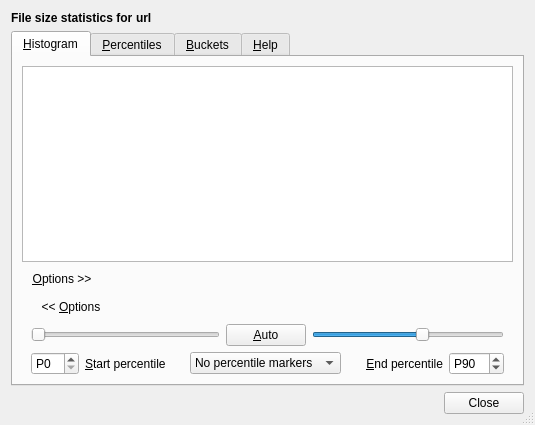
Lithopsian/qt6dirstat, file src/file-size-stats-window.ui: the form before one commit.
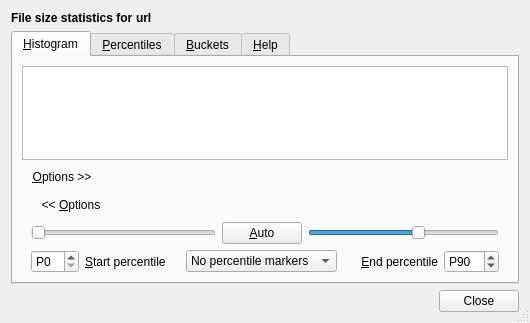
The form after the commit. Custom widgets are drawn as their Qt base class.

Commit message: Size stats initialisation and sizing

What changed in the file:
```diff
--- a/src/file-size-stats-window.ui
+++ b/src/file-size-stats-window.ui
@@ -6,8 +6,8 @@
    <rect>
     <x>0</x>
     <y>0</y>
-    <width>529</width>
-    <height>425</height>
+    <width>522</width>
+    <height>323</height>
    </rect>
   </property>
   <property name="windowTitle">
@@ -52,12 +52,6 @@
    </item>
    <item>
     <widget class="QTabWidget" name="tabWidget">
-     <property name="minimumSize">
-      <size>
-       <width>513</width>
-       <height>353</height>
-      </size>
-     </property>
      <property name="currentIndex">
       <number>0</number>
      </property>
@@ -68,6 +62,12 @@
       <layout class="QVBoxLayout" name="verticalLayout_8">
        <item>
         <widget class="QDirStat::HistogramView" name="histogramView">
+         <property name="minimumSize">
+          <size>
+           <width>486</width>
+           <height>0</height>
+          </size>
+         </property>
          <property name="verticalScrollBarPolicy">
           <enum>Qt::ScrollBarAlwaysOff</enum>
          </property>
@@ -112,7 +112,7 @@
            </widget>
           </item>
           <item>
-           <layout class="QGridLayout" name="gridLayout">
+           <layout class="QGridLayout" name="gridLayout" columnstretch="0,1,0,0,0,1,0">
             <item row="1" column="1">
              <widget class="QLabel" name="startPercentileLabel">
               <property name="text">
@@ -125,12 +125,6 @@
             </item>
             <item row="1" column="0">
              <widget class="QSpinBox" name="startPercentileSpinBox">
-              <property name="sizePolicy">
-               <sizepolicy hsizetype="Maximum" vsizetype="Fixed">
-                <horstretch>0</horstretch>
-                <verstretch>0</verstretch>
-               </sizepolicy>
-              </property>
               <property name="prefix">
                <string>P</string>
               </property>
@@ -154,12 +148,6 @@
             </item>
             <item row="0" column="3">
              <widget class="QPushButton" name="autoButton">
-              <property name="sizePolicy">
-               <sizepolicy hsizetype="Maximum" vsizetype="Fixed">
-                <horstretch>0</horstretch>
-                <verstretch>0</verstretch>
-               </sizepolicy>
-              </property>
               <property name="text">
                <string>&amp;Auto</string>
               </property>
@@ -170,12 +158,6 @@
             </item>
             <item row="1" column="6">
              <widget class="QSpinBox" name="endPercentileSpinBox">
-              <property name="sizePolicy">
-               <sizepolicy hsizetype="Maximum" vsizetype="Fixed">
-                <horstretch>0</horstretch>
-                <verstretch>0</verstretch>
-               </sizepolicy>
-              </property>
               <property name="prefix">
                <string>P</string>
               </property>
```
Left out of the diff: 8 changed lines with no effect on the pictures. The commit also changes 4 other files.
